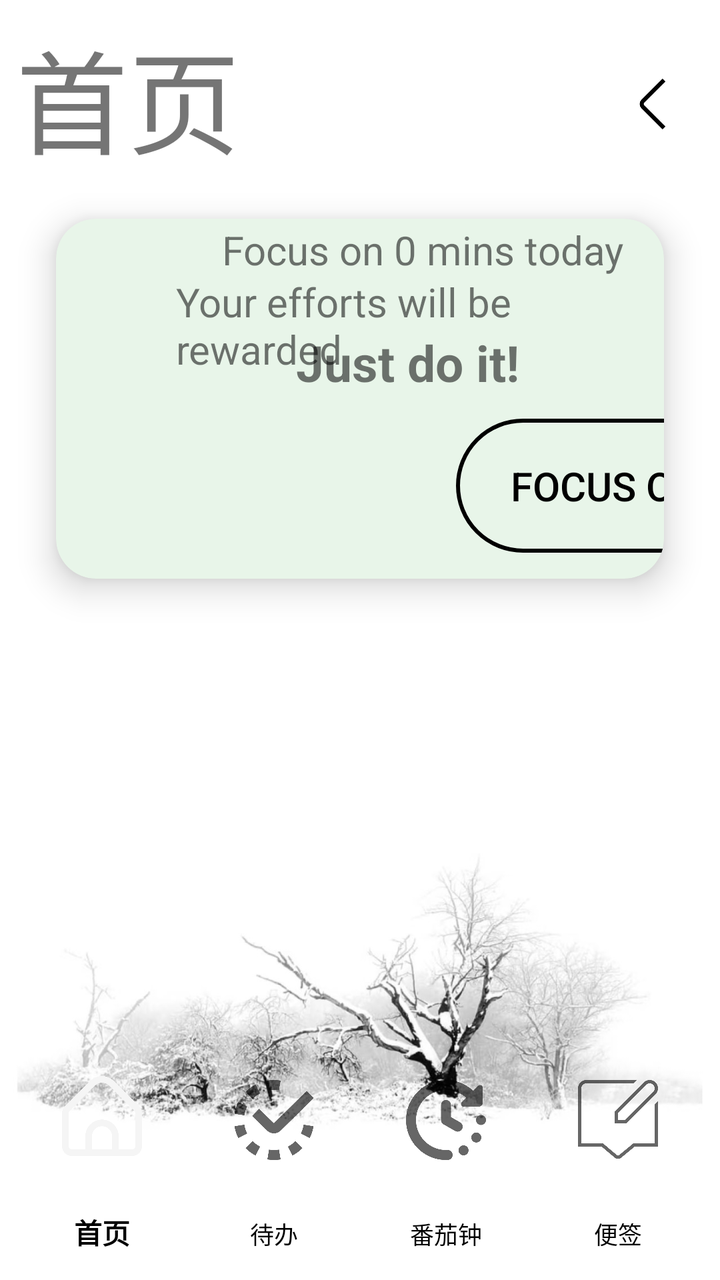
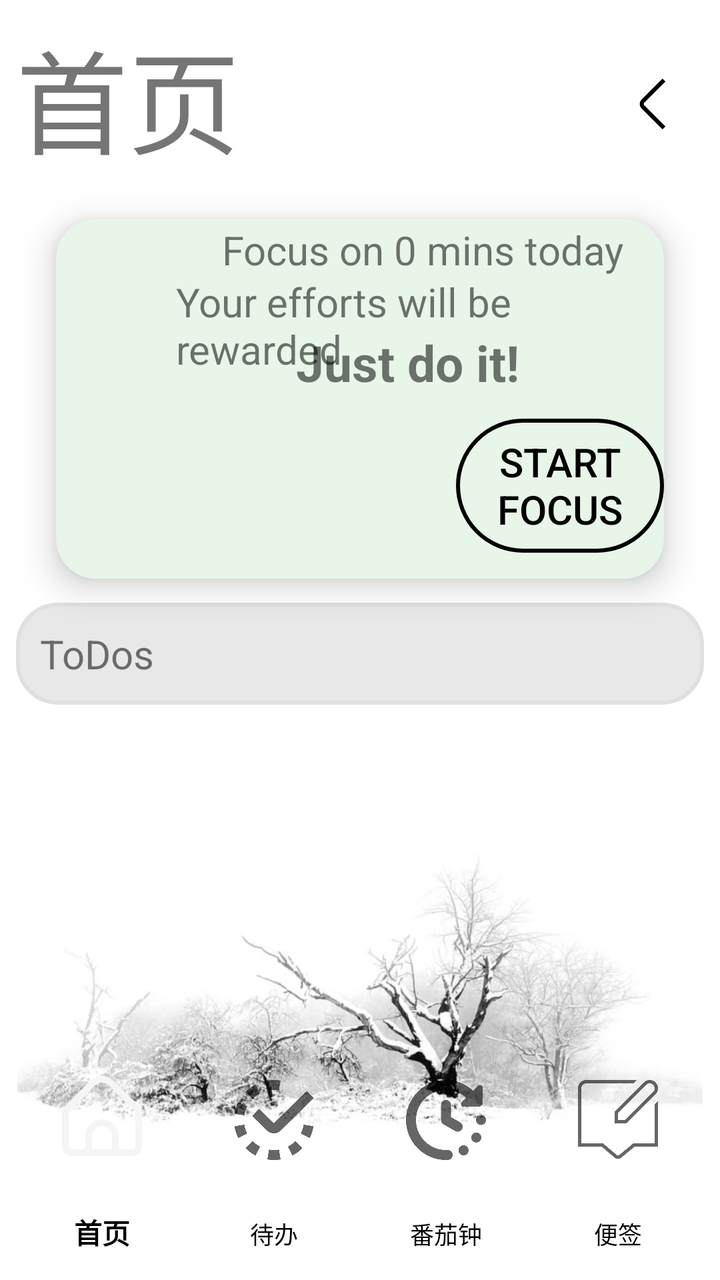

Compare the two renders of this Android layout. The source of the first and the diff that turns it into the second are given below.
<!-- AndroidManifest.xml: application theme Theme.AppCompat.Light.NoActionBar -->
<!-- res/layout/activity_main.xml -->
<?xml version="1.0" encoding="utf-8"?>
<androidx.constraintlayout.widget.ConstraintLayout
    xmlns:android="http://schemas.android.com/apk/res/android"
    xmlns:app="http://schemas.android.com/apk/res-auto"
    xmlns:tools="http://schemas.android.com/tools"
    android:id="@+id/main"
    android:layout_width="match_parent"
    android:layout_height="match_parent"
    android:background="@drawable/photo6"
    android:padding="8dp"
    tools:context=".MainActivity">


    <com.google.android.material.bottomnavigation.BottomNavigationView
        android:id="@+id/bottom_nav_view"
        android:layout_width="match_parent"
        android:layout_height="100dp"
        app:elevation="0dp"
        android:background="@android:color/transparent"
        app:itemIconPadding="12dp"
        app:itemIconSize="40dp"
        app:itemTextColor="@color/black"
        app:labelVisibilityMode="labeled"
        app:layout_constraintBottom_toBottomOf="parent"
        app:layout_constraintEnd_toEndOf="parent"
        app:layout_constraintHorizontal_bias="0.0"
        app:layout_constraintStart_toStartOf="parent"
        app:menu="@menu/home_bottom_menu" />

    <androidx.appcompat.widget.Toolbar
        android:id="@+id/Home"
        android:layout_width="48dp"
        android:layout_height="48dp"
        android:layout_marginTop="20dp"
        app:contentInsetLeft="0dp"
        app:contentInsetStart="0dp"
        android:background="@android:color/transparent"
        android:contentDescription="@+id/Home"
        app:layout_constraintEnd_toEndOf="parent"
        app:layout_constraintHorizontal_bias="1.0"
        app:layout_constraintStart_toStartOf="parent"
        app:layout_constraintTop_toTopOf="parent">

      <ImageButton
            android:id="@+id/back"
            android:background="@drawable/back"
            android:layout_width="match_parent"
            android:layout_height="match_parent"
            android:clickable="true"
            android:gravity="center"
            android:text="返回"
            android:textSize="48sp"
            android:contentDescription="Back"/>


    </androidx.appcompat.widget.Toolbar>

    <TextView
        android:id="@+id/home"
        android:layout_width="wrap_content"
        android:layout_height="wrap_content"
        android:text="首页"
        android:textSize="56sp"
        app:layout_constraintStart_toStartOf="parent"
        app:layout_constraintTop_toTopOf="parent" />


    <androidx.cardview.widget.CardView
        android:id="@+id/card_layout"
        android:layout_width="match_parent"
        android:layout_height="180dp"
        android:layout_marginHorizontal="20dp"
        android:layout_marginTop="20dp"
        android:padding="16dp"
        app:cardBackgroundColor="#E8F5E9"
        app:cardCornerRadius="20dp"
        app:cardElevation="10dp"
        app:layout_constraintEnd_toEndOf="parent"
        app:layout_constraintStart_toStartOf="parent"
        app:layout_constraintTop_toBottomOf="@id/home">


        <TextView
            android:layout_width="wrap_content"
            android:layout_height="wrap_content"
            android:text="Focus on 0 mins today"
            android:gravity="center_horizontal"
            android:textSize="20sp"
            android:layout_marginTop="2dp"
            android:layout_marginStart="83dp" />
        <TextView
            android:layout_width="wrap_content"
            android:layout_height="wrap_content"
            android:text="Your efforts will be rewarded"
            android:textSize="20sp"
            android:layout_marginTop="28dp"
            android:layout_marginStart="60dp"/>
        <TextView
            android:layout_width="wrap_content"
            android:layout_height="wrap_content"
            android:text="Just do it!"
            android:textSize="25sp"
            android:textStyle="bold"
            android:layout_marginTop="55dp"
            android:layout_marginStart="120dp"/>

        <Button
            android:id="@+id/focus"
            android:layout_width="150dp"
            android:layout_height="67dp"
            android:layout_marginTop="100dp"
            android:layout_marginStart="200dp"
            android:background="@drawable/btn_transparent_border"
            android:text="Focus On"
            android:textColor="@color/black"
            android:textSize="20sp" />
    </androidx.cardview.widget.CardView>


</androidx.constraintlayout.widget.ConstraintLayout>
<!-- resources referenced by this layout -->
<resources>
  <color name="black">#FF000000</color>
  <!-- drawable back: png bitmap (drawable, 2350 bytes) -->
  <!-- drawable btn_transparent_border (drawable) -->
  <?xml version="1.0" encoding="utf-8"?>
  <shape xmlns:android="http://schemas.android.com/apk/res/android"
      android:shape="rectangle">
      <solid android:color="@android:color/transparent"/>
      <stroke
          android:width="2dp"
          android:color="#000000"/>
          <corners android:radius="200dp"/>
  </shape>
  <!-- drawable photo6: png bitmap (drawable, 111324 bytes) -->
</resources>

<!-- the commit's change to res/layout/activity_main.xml (unified diff, before → after) -->
@@ -88,33 +88,56 @@
             android:textSize="20sp"
             android:layout_marginTop="2dp"
             android:layout_marginStart="83dp" />
+
         <TextView
             android:layout_width="wrap_content"
             android:layout_height="wrap_content"
+            android:layout_marginStart="60dp"
+            android:layout_marginTop="28dp"
             android:text="Your efforts will be rewarded"
-            android:textSize="20sp"
-            android:layout_marginTop="28dp"
-            android:layout_marginStart="60dp"/>
+            android:textSize="20sp" />
+
         <TextView
             android:layout_width="wrap_content"
             android:layout_height="wrap_content"
+            android:layout_marginStart="120dp"
+            android:layout_marginTop="55dp"
             android:text="Just do it!"
             android:textSize="25sp"
-            android:textStyle="bold"
-            android:layout_marginTop="55dp"
-            android:layout_marginStart="120dp"/>
+            android:textStyle="bold" />
 
         <Button
             android:id="@+id/focus"
-            android:layout_width="150dp"
+            android:layout_width="wrap_content"
             android:layout_height="67dp"
+            android:layout_marginStart="200dp"
             android:layout_marginTop="100dp"
-            android:layout_marginStart="200dp"
             android:background="@drawable/btn_transparent_border"
-            android:text="Focus On"
+            android:text="Start Focus"
             android:textColor="@color/black"
             android:textSize="20sp" />
+
     </androidx.cardview.widget.CardView>
 
+    <TextView
+        android:id="@+id/tv_todo"
+        android:layout_width="match_parent"
+        android:layout_height="wrap_content"
+        android:layout_marginTop="12dp"
+        android:text="ToDos"
+        android:textSize="20sp"
+        android:background="@drawable/input_bg"
+        app:layout_constraintEnd_toEndOf="parent"
+        app:layout_constraintHorizontal_bias="0.0"
+        app:layout_constraintStart_toStartOf="parent"
+        app:layout_constraintTop_toBottomOf="@id/card_layout" />
+    <androidx.recyclerview.widget.RecyclerView
+        android:id="@+id/rv_todos"
+        android:layout_width="match_parent"
+        android:layout_height="wrap_content"
+        android:layout_marginTop="6dp"
+        app:layout_constraintTop_toBottomOf="@id/tv_todo"
+        app:layout_constraintStart_toStartOf="parent"
+        app:layout_constraintEnd_toEndOf="parent"/>
 
 </androidx.constraintlayout.widget.ConstraintLayout>
<!-- resource entries referenced after the edit -->
@@ -12,6 +12,26 @@
           android:color="#000000"/>
           <corners android:radius="200dp"/>
   </shape>
+  <!-- drawable input_bg (drawable) -->
+  <?xml version="1.0" encoding="utf-8"?>
+  <shape xmlns:android="http://schemas.android.com/apk/res/android">
+  
+          <solid android:color="#E8E8E8" />
+  
+  
+          <stroke
+              android:width="2dp"
+              android:color="#E0E0E0" />
+  
+          <corners android:radius="20dp" />
+  
+  
+          <padding
+              android:left="12dp"
+              android:top="12dp"
+              android:right="12dp"
+              android:bottom="12dp" />
+  </shape>
   <!-- drawable photo6: png bitmap (drawable, 111324 bytes) -->
 </resources>
 
